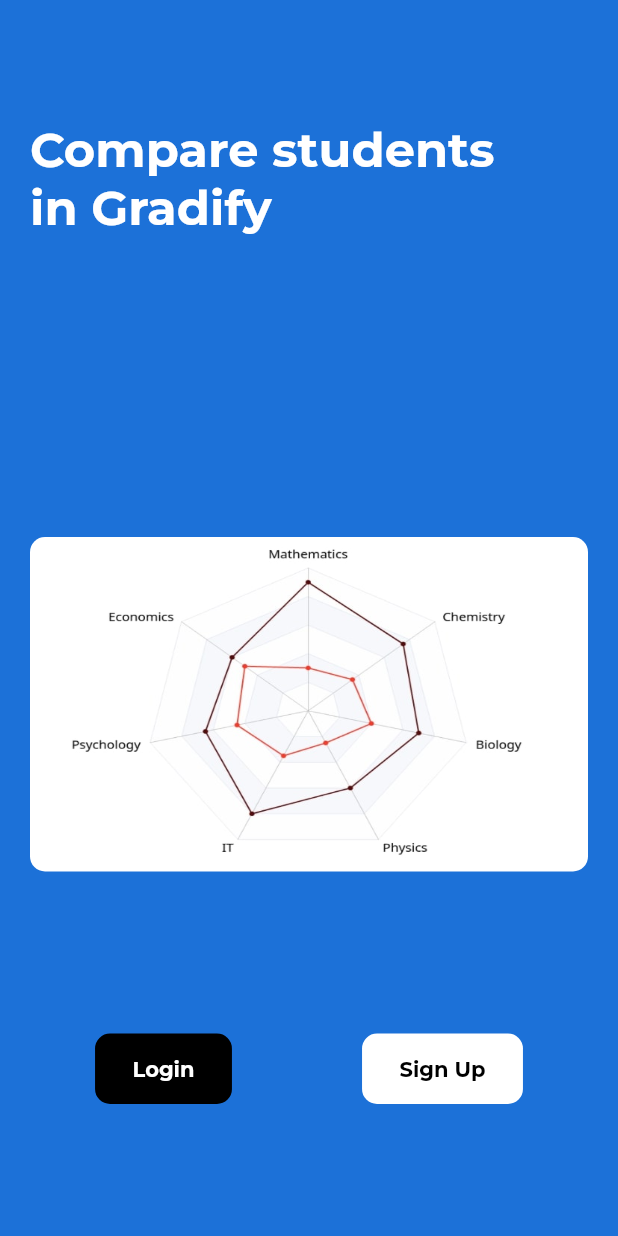
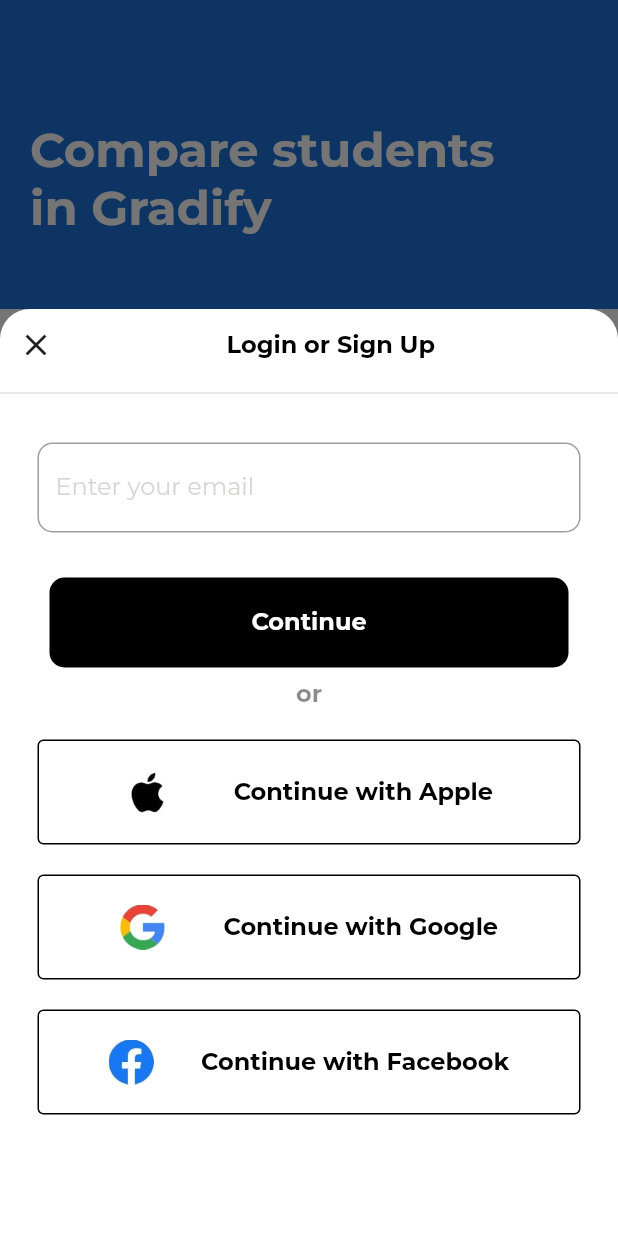
Before and after one commit to TheRealKwabena/gradify-flutter, a Flutter app: the screen it shows after launch, after a tap on "Login", on a phone screen of 412 x 824 dp. Run offline on Flutter 3.47's test engine with Material 2 defaults, Android fonts, the phone set to English and light mode, and no system bars; our stand-ins replace flutter_onboarding_slider, google_fonts.

Commit message:
feat: bottomsheet for login and sign up completed

```diff
--- a/lib/components/auth_button.dart
+++ b/lib/components/auth_button.dart
@@ -6,13 +6,17 @@
 
   final String text;
   final Color textColor;
+  VoidCallback? onPressed;
 
   AuthenticationButton(
-      {required this.buttonColor, required this.text, required this.textColor});
+      {required this.buttonColor,
+      required this.text,
+      required this.textColor,
+      this.onPressed});
   @override
   Widget build(BuildContext context) {
     return TextButton(
-      onPressed: () {},
+      onPressed: onPressed,
       child: Container(
         padding: EdgeInsets.symmetric(vertical: 15.0, horizontal: 25.0),
         decoration: BoxDecoration(
--- a/lib/components/onboarding_page.dart
+++ b/lib/components/onboarding_page.dart
@@ -1,6 +1,7 @@
 import 'package:flutter/material.dart';
 import 'package:gradify_flutter/constants.dart';
 import 'package:google_fonts/google_fonts.dart';
+import 'package:gradify_flutter/pages/auth_bottom_sheet.dart';
 import 'auth_button.dart';
 
 class OnBoardingPage extends StatelessWidget {
@@ -52,6 +53,13 @@
                   buttonColor: Colors.black,
                   text: 'Login',
                   textColor: Colors.white,
+                  onPressed: () {
+                    showModalBottomSheet(
+                        context: context,
+                        backgroundColor: Colors.transparent,
+                        isScrollControlled: true,
+                        builder: (context) => AuthBottomSheet());
+                  },
                 ),
                 AuthenticationButton(
                   buttonColor: Colors.white,
--- a/lib/constants.dart
+++ b/lib/constants.dart
@@ -9,3 +9,6 @@
   fontSize: 32.0,
   color: Colors.white,
 );
+
+const kAuthScreenTextStyle =
+    TextStyle(fontWeight: FontWeight.bold, fontSize: 16.0, color: Colors.black);
--- a/lib/main.dart
+++ b/lib/main.dart
@@ -10,9 +10,13 @@
 
   @override
   Widget build(BuildContext context) {
-    return const MaterialApp(
+    return MaterialApp(
       debugShowCheckedModeBanner: false,
-      home: OnBoarding(),
+      initialRoute: OnBoarding.id,
+      routes: {
+        OnBoarding.id: (context) => OnBoarding(),
+      },
+      //home: OnBoarding(),
     );
   }
 }
--- /dev/null
+++ b/lib/pages/auth_bottom_sheet.dart
@@ -0,0 +1,206 @@
+import 'package:flutter/material.dart';
+import 'package:google_fonts/google_fonts.dart';
+import 'package:gradify_flutter/constants.dart';
+
+class AuthBottomSheet extends StatefulWidget {
+  const AuthBottomSheet({super.key});
+
+  @override
+  State<AuthBottomSheet> createState() => _AuthBottomSheetState();
+}
+
+class _AuthBottomSheetState extends State<AuthBottomSheet> {
+  @override
+  Widget build(BuildContext context) {
+    return Container(
+      color: Color(0xFF757575),
+      height: MediaQuery.of(context).size.height * 0.75,
+      child: Container(
+        decoration: BoxDecoration(
+          color: Colors.white,
+          borderRadius: BorderRadius.only(
+            topLeft: Radius.circular(20.0),
+            topRight: Radius.circular(20.0),
+          ),
+        ),
+        child: Column(
+          crossAxisAlignment: CrossAxisAlignment.stretch,
+          children: [
+            Row(
+              mainAxisAlignment: MainAxisAlignment.start,
+              children: [
+                IconButton(
+                  onPressed: () {
+                    Navigator.pop(context);
+                  },
+                  icon: Icon(Icons.close),
+                ),
+                SizedBox(
+                  width: MediaQuery.of(context).size.width / 4,
+                ),
+                Text(
+                  "Login or Sign Up",
+                  textAlign: TextAlign.center,
+                  style:
+                      GoogleFonts.montserrat(textStyle: kAuthScreenTextStyle),
+                ),
+              ],
+            ),
+            Divider(
+              color: Color.fromRGBO(184, 176, 176, 0.53),
+            ),
+            Padding(
+              padding: const EdgeInsets.all(25.0),
+              child: Column(
+                children: [
+                  Container(
+                    child: TextField(
+                      keyboardType: TextInputType.emailAddress,
+                      decoration: InputDecoration(
+                        border: OutlineInputBorder(
+                            borderSide: BorderSide(
+                                color: Color.fromRGBO(184, 176, 176, 0.53)),
+                            borderRadius:
+                                BorderRadius.all(Radius.circular(10.0))),
+                        hintText: 'Enter your email',
+                        hintStyle: GoogleFonts.montserrat(
+                          textStyle: kAuthScreenTextStyle.copyWith(
+                              color: Color.fromRGBO(184, 176, 176, 0.53),
+                              fontWeight: FontWeight.normal),
+                        ),
+                      ),
+                    ),
+                    decoration: BoxDecoration(
+                        borderRadius: BorderRadius.circular(20.0)),
+                  ),
+                  SizedBox(
+                    height: 22.0,
+                  ),
+                  TextButton(
+                    onPressed: () {},
+                    child: Container(
+                      padding: EdgeInsets.symmetric(vertical: 20.0),
+                      width: double.infinity,
+                      child: Text(
+                        'Continue',
+                        textAlign: TextAlign.center,
+                        style: GoogleFonts.montserrat(
+                          textStyle: kAuthScreenTextStyle.copyWith(
+                            color: Colors.white,
+                          ),
+                        ),
+                      ),
+                      decoration: BoxDecoration(
+                          color: Colors.black,
+                          borderRadius: BorderRadius.circular(10.0)),
+                    ),
+                  ),
+                  Text(
+                    'or',
+                    style: GoogleFonts.montserrat(
+                        textStyle: kAuthScreenTextStyle.copyWith(
+                            color: Colors.black45)),
+                  ),
+
+                  /*Row(
+                    mainAxisAlignment: MainAxisAlignment.center,
+                    children: [
+                      SizedBox(
+                        height: 10,
+                        width: 132,
+                        child: Divider(
+                          //color: Color.fromRGBO(184, 176, 176, 0.53),
+                          color: Colors.black,
+                        ),
+                      ),
+                      SizedBox(
+                        height: 10.0,
+                        child: Text(
+                          'or',
+                          textAlign: TextAlign.center,
+                        ),
+                      ),
+                      //Text('or'),
+                      SizedBox(
+                        height: 10,
+                        width: 132,
+                        child: Divider(
+                          //color: Color.fromRGBO(184, 176, 176, 0.53),
+                          color: Colors.black,
+                        ),
+                      ),
+                    ],
+                  ),
+
+                   */
+                  SizedBox(
+                    height: 20.0,
+                  ),
+                  SocialMediaAuthButton(
+                    imageLink: "images/apple_icon.jpg",
+                    text: 'Continue with Apple',
+                  ),
+                  SizedBox(
+                    height: 20.0,
+                  ),
+                  SocialMediaAuthButton(
+                    imageLink: "images/google_icon.jpg",
+                    text: 'Continue with Google',
+                  ),
+                  SizedBox(
+                    height: 20.0,
+                  ),
+                  SocialMediaAuthButton(
+                    imageLink: "images/facebook_icon.jpg",
+                    text: 'Continue with Facebook',
+                  )
+                ],
+              ),
+            )
+          ],
+        ),
+      ),
+    );
+  }
+}
+
+class SocialMediaAuthButton extends StatelessWidget {
+  final String text;
+  final String imageLink;
+  final VoidCallback? onPressed;
+
+  SocialMediaAuthButton(
+      {required this.text, required this.imageLink, this.onPressed});
+
+  @override
+  Widget build(BuildContext context) {
+    return OutlinedButton(
+      onPressed: onPressed,
+      style: OutlinedButton.styleFrom(side: BorderSide(color: Colors.black)),
+      child: Container(
+        padding: EdgeInsets.symmetric(vertical: 20.0),
+        width: double.infinity,
+        child: Row(
+          mainAxisAlignment: MainAxisAlignment.spaceEvenly,
+          children: [
+            Image.asset(
+              imageLink,
+              height: 30.0,
+              width: 30.0,
+            ),
+            Text(
+              text,
+              textAlign: TextAlign.center,
+              style: GoogleFonts.montserrat(
+                textStyle: kAuthScreenTextStyle.copyWith(
+                  color: Colors.black,
+                ),
+              ),
+            ),
+          ],
+        ),
+        decoration: BoxDecoration(borderRadius: BorderRadius.circular(10.0)),
+      ),
+    );
+  }
+}
--- a/lib/pages/onboarding.dart
+++ b/lib/pages/onboarding.dart
@@ -4,8 +4,10 @@
 import 'package:flutter_onboarding_slider/flutter_onboarding_slider.dart';
 import '../components/auth_button.dart';
 import '../components/onboarding_page.dart';
+
 class OnBoarding extends StatelessWidget {
   const OnBoarding({super.key});
+  static final String id = '/onboarding';
 
   @override
   Widget build(BuildContext context) {
```
Also changed, not shown: images/apple_icon.jpg (added), images/facebook_icon.jpg (added), images/google_icon.jpg (added).
